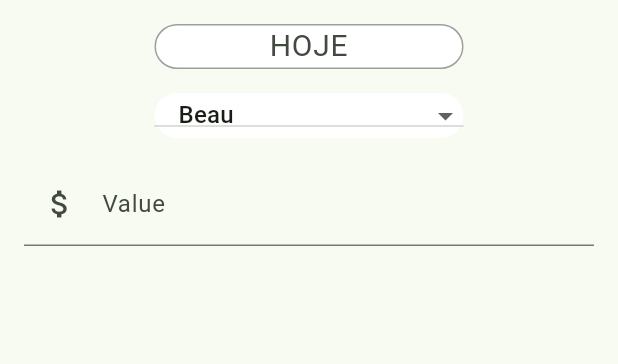
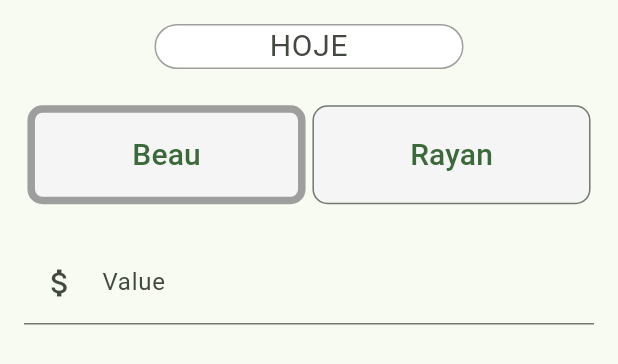
Before and after one commit to wurayan/budget-tracker, a Flutter app: the NewExpenseForm widget shown alone on an empty page, opened directly, on a phone screen of 412 x 824 dp. Shown: the top 364 px of the screen. Run offline on Flutter 3.47's test engine with Material 3 defaults, Android fonts, the phone set to English and light mode, and no system bars; drawn by our look-alikes of dropdown_button2; our stand-ins replace brasil_fields, flutter_dotenv; missing offline and left inert: mysql_client.

Commit message:
creation of select responsible buttons

```diff
--- a/lib/view/new_expense_form.dart
+++ b/lib/view/new_expense_form.dart
@@ -17,7 +17,8 @@ class _NewExpenseFormState extends State<NewExpenseForm> {
   final TextEditingController _dateController = TextEditingController();
   final TextEditingController _valueController = TextEditingController();
   // Responsible? _selectedUser = Responsible.beau;
-  final TextEditingController _responsibleController = TextEditingController();
+  final TextEditingController _responsibleController =
+      TextEditingController(text: Responsible.beau.name);
   final GlobalKey<FormState> _formKey = GlobalKey<FormState>();
 
   //TODO começar com foco no valor
--- /dev/null
+++ b/lib/view/widgets/responsible_button.dart
@@ -0,0 +1,56 @@
+import 'package:budget_tracker/model/expense_model.dart';
+import 'package:flutter/material.dart';
+
+class ResponsibleButton extends StatefulWidget {
+  final Responsible responsible;
+  final Function(String value) changeResponsible;
+  final bool isActive;
+  const ResponsibleButton({
+    super.key,
+    required this.responsible,
+    required this.changeResponsible,
+    required this.isActive,
+  });
+
+  @override
+  State<ResponsibleButton> createState() => _ResponsibleButtonState();
+}
+
+class _ResponsibleButtonState extends State<ResponsibleButton> {
+  @override
+  Widget build(BuildContext context) {
+    final Size size = MediaQuery.sizeOf(context);
+    return OutlinedButton(
+      onPressed: () {
+        widget.changeResponsible(widget.responsible.name);
+        print(widget.isActive);
+      },
+      style: OutlinedButton.styleFrom(
+        alignment: Alignment.center,
+        backgroundColor: Colors.grey[100],
+        padding: EdgeInsets.zero,
+        shape: const RoundedRectangleBorder(
+          borderRadius: BorderRadius.all(
+            Radius.circular(10),
+          ),
+        ),
+        side: widget.isActive
+            ? const BorderSide(
+                width: 5,
+                color: Colors.grey,
+              )
+            : null,
+      ),
+      child: Container(
+        height: size.height * 0.08,
+        width: size.width * 0.45,
+        alignment: Alignment.center,
+        // clipBehavior: Clip.hardEdge,
+        child: Text(
+          widget.responsible.name,
+          style: const TextStyle(fontSize: 20),
+        ),
+      ),
+    );
+  }
+}
--- a/lib/view/widgets/user_selector.dart
+++ b/lib/view/widgets/user_selector.dart
@@ -1,4 +1,5 @@
 import 'package:budget_tracker/model/expense_model.dart';
+import 'package:budget_tracker/view/widgets/responsible_button.dart';
 import 'package:dropdown_button2/dropdown_button2.dart';
 import 'package:flutter/material.dart';
 
@@ -11,42 +12,74 @@ class UserSelector extends StatefulWidget {
 }
 
 class _UserSelectorState extends State<UserSelector> {
-  Responsible _responsible = Responsible.beau;
+  changeResponsible(String value) {
+    widget.responsible.text = value;
+    // _isActive = true;
+    setState(() {});
+    print(widget.responsible.text);
+  }
+
+  // bool _isActive = false;
+  bool _isActive(Responsible responsible) =>
+      widget.responsible.text == responsible.name;
 
   @override
   Widget build(BuildContext context) {
-    return Container(
-      height: 30,
-      width: MediaQuery.of(context).size.width * 0.5,
-      decoration: BoxDecoration(
-        color: Colors.white,
-        borderRadius: BorderRadius.circular(50),
+    final Size size = MediaQuery.sizeOf(context);
+    return SizedBox(
+      width: size.width,
+      height: size.height * 0.1,
+      child: Row(
+        mainAxisAlignment: MainAxisAlignment.spaceAround,
+        children: [
+          ResponsibleButton(
+            responsible: Responsible.beau,
+            changeResponsible: changeResponsible,
+            isActive: _isActive(Responsible.beau),
+          ),
+          ResponsibleButton(
+            responsible: Responsible.rayan,
+            changeResponsible: changeResponsible,
+            isActive: _isActive(Responsible.rayan),
+          ),
+        ],
       ),
-      child: DropdownButton2(
-        items: Responsible.values
-            .map(
-              (user) => DropdownMenuItem(
-                value: user,
-                child: Text(user.name),
-              ),
-            )
-            .toList(),
-        isExpanded: true,
-        value: _responsible,
-        onChanged: (value) {
-          if (value != null) {
-            setState(() {
-              widget.responsible.text = value.name;
-              _responsible = value;
-            });
-          }
-        },
-        dropdownStyleData: DropdownStyleData(
-          decoration: BoxDecoration(
-            borderRadius: BorderRadius.circular(15),
-          ),
-        ),
-      ),
-    );
+    )
+
+        // Container(
+        //   height: 30,
+        //   width: MediaQuery.of(context).size.width * 0.5,
+        //   decoration: BoxDecoration(
+        //     color: Colors.white,
+        //     borderRadius: BorderRadius.circular(50),
+        //   ),
+        //   child: DropdownButton2(
+        //     items: Responsible.values
+        //         .map(
+        //           (user) => DropdownMenuItem(
+        //             value: user,
+        //             child: Text(user.name),
+        //           ),
+        //         )
+        //         .toList(),
+        //     isExpanded: true,
+        //     value: _responsible,
+        //     onChanged: (value) {
+        //       if (value != null) {
+        //         setState(() {
+        //           widget.responsible.text = value.name;
+        //           _responsible = value;
+        //         });
+        //       }
+        //     },
+        //     dropdownStyleData: DropdownStyleData(
+        //       decoration: BoxDecoration(
+        //         borderRadius: BorderRadius.circular(15),
+        //       ),
+        //     ),
+        //   ),
+        // )
+
+        ;
   }
 }
```
